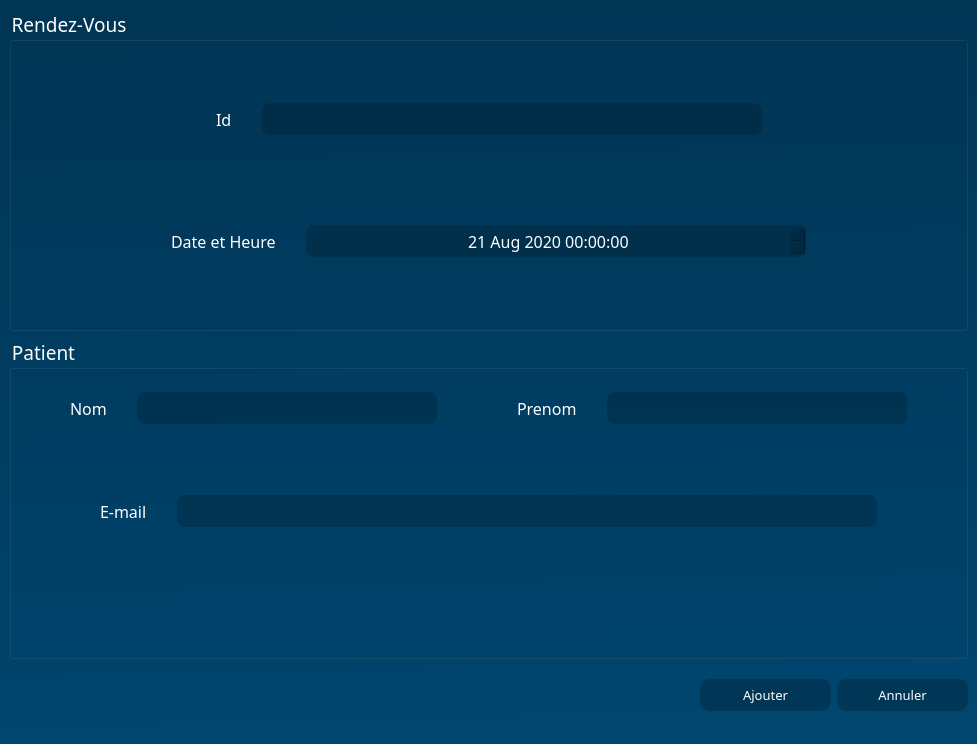
Old version of the form menu.ui in the repository MedAliBZ/Hoptimal.
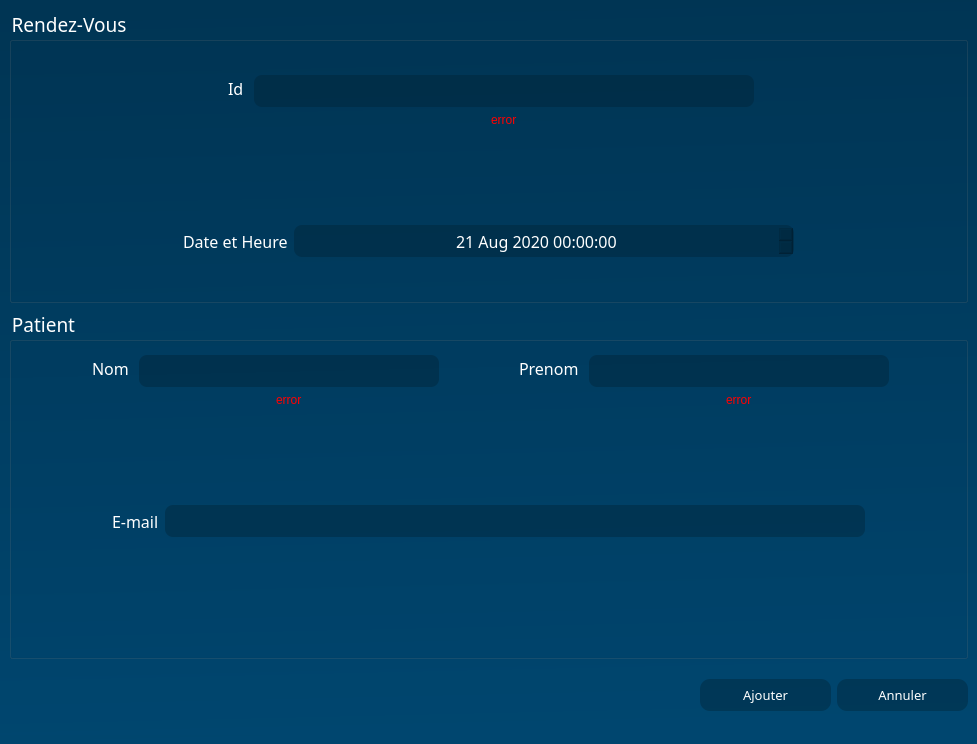
New version of the form. The open tabs and pages were chosen to show the change. Icons and pictures are not drawn.

Patch:
```diff
--- a/menu.ui
+++ b/menu.ui
@@ -1816,7 +1816,7 @@
           <property name="title">
            <string>Rendez-Vous</string>
           </property>
-          <layout class="QVBoxLayout" name="verticalLayout_9">
+          <layout class="QVBoxLayout" name="verticalLayout_17">
            <item>
             <spacer name="horizontalSpacer_12">
              <property name="orientation">
@@ -1831,12 +1831,7 @@
             </spacer>
            </item>
            <item>
-            <layout class="QVBoxLayout" name="verticalLayout_8">
-             <item>
-              <layout class="QHBoxLayout" name="horizontalLayout_15">
-               <property name="spacing">
-                <number>30</number>
-               </property>
+            <layout class="QHBoxLayout" name="horizontalLayout_16">
                <item>
                 <spacer name="horizontalSpacer_19">
                  <property name="orientation">
@@ -1858,12 +1853,30 @@
                    <pointsize>12</pointsize>
                   </font>
                  </property>
+               <property name="styleSheet">
+                <string notr="true">margin-bottom:25px;</string>
+               </property>
                  <property name="text">
                   <string>Id</string>
                  </property>
                 </widget>
                </item>
                <item>
+              <layout class="QVBoxLayout" name="verticalLayout_9">
+               <item>
+                <spacer name="verticalSpacer_14">
+                 <property name="orientation">
+                  <enum>Qt::Vertical</enum>
+                 </property>
+                 <property name="sizeHint" stdset="0">
+                  <size>
+                   <width>20</width>
+                   <height>40</height>
+                  </size>
+                 </property>
+                </spacer>
+               </item>
+               <item>
                 <widget class="QLineEdit" name="idRendezVous">
                  <property name="minimumSize">
                   <size>
@@ -1885,6 +1898,31 @@
                  </property>
                 </widget>
                </item>
+               <item alignment="Qt::AlignHCenter">
+                <widget class="QLabel" name="id_error">
+                 <property name="styleSheet">
+                  <string notr="true">color:red;</string>
+                 </property>
+                 <property name="text">
+                  <string>error</string>
+                 </property>
+                </widget>
+               </item>
+               <item>
+                <spacer name="verticalSpacer_13">
+                 <property name="orientation">
+                  <enum>Qt::Vertical</enum>
+                 </property>
+                 <property name="sizeHint" stdset="0">
+                  <size>
+                   <width>20</width>
+                   <height>40</height>
+                  </size>
+                 </property>
+                </spacer>
+               </item>
+              </layout>
+             </item>
                <item>
                 <spacer name="horizontalSpacer_20">
                  <property name="orientation">
@@ -1907,17 +1945,14 @@
                </property>
                <property name="sizeHint" stdset="0">
                 <size>
-                 <width>40</width>
+               <width>936</width>
                  <height>20</height>
                 </size>
                </property>
               </spacer>
              </item>
              <item>
-              <layout class="QHBoxLayout" name="horizontalLayout_16">
-               <property name="spacing">
-                <number>30</number>
-               </property>
+            <layout class="QHBoxLayout" name="horizontalLayout_15">
                <item>
                 <spacer name="horizontalSpacer_21">
                  <property name="orientation">
@@ -1951,6 +1986,21 @@
                 </widget>
                </item>
                <item>
+              <layout class="QVBoxLayout" name="verticalLayout_8">
+               <item>
+                <spacer name="verticalSpacer_15">
+                 <property name="orientation">
+                  <enum>Qt::Vertical</enum>
+                 </property>
+                 <property name="sizeHint" stdset="0">
+                  <size>
+                   <width>20</width>
+                   <height>40</height>
+                  </size>
+                 </property>
+                </spacer>
+               </item>
+               <item>
                 <widget class="QDateTimeEdit" name="dateHeureRendezVous">
                  <property name="minimumSize">
                   <size>
@@ -1993,6 +2043,21 @@
                 </widget>
                </item>
                <item>
+                <spacer name="verticalSpacer_16">
+                 <property name="orientation">
+                  <enum>Qt::Vertical</enum>
+                 </property>
+                 <property name="sizeHint" stdset="0">
+                  <size>
+                   <width>20</width>
+                   <height>40</height>
+                  </size>
+                 </property>
+                </spacer>
+               </item>
+              </layout>
+             </item>
+             <item>
                 <spacer name="horizontalSpacer_22">
                  <property name="orientation">
                   <enum>Qt::Horizontal</enum>
@@ -2008,8 +2073,6 @@
               </layout>
              </item>
             </layout>
-           </item>
-          </layout>
          </widget>
         </item>
         <item>
@@ -2023,14 +2086,9 @@
           <property name="title">
            <string>Patient</string>
           </property>
-          <layout class="QVBoxLayout" name="verticalLayout_10">
+          <layout class="QVBoxLayout" name="verticalLayout_19">
            <item>
-            <layout class="QVBoxLayout" name="verticalLayout_7">
-             <item>
-              <layout class="QHBoxLayout" name="horizontalLayout_13">
-               <property name="spacing">
-                <number>30</number>
-               </property>
+            <layout class="QHBoxLayout" name="horizontalLayout_14">
                <item>
                 <spacer name="horizontalSpacer_8">
                  <property name="orientation">
@@ -2052,10 +2110,28 @@
                    <pointsize>12</pointsize>
                   </font>
                  </property>
+               <property name="styleSheet">
+                <string notr="true">margin-bottom:25px;</string>
+               </property>
                  <property name="text">
                   <string>Nom</string>
                  </property>
                 </widget>
+             </item>
+             <item>
+              <layout class="QVBoxLayout" name="verticalLayout_7">
+               <item>
+                <spacer name="verticalSpacer_18">
+                 <property name="orientation">
+                  <enum>Qt::Vertical</enum>
+                 </property>
+                 <property name="sizeHint" stdset="0">
+                  <size>
+                   <width>20</width>
+                   <height>40</height>
+                  </size>
+                 </property>
+                </spacer>
                </item>
                <item>
                 <widget class="QLineEdit" name="nomPatientRendezVous">
@@ -2079,6 +2155,31 @@
                  </property>
                 </widget>
                </item>
+               <item alignment="Qt::AlignHCenter">
+                <widget class="QLabel" name="nom_error_rdv">
+                 <property name="styleSheet">
+                  <string notr="true">color:red;</string>
+                 </property>
+                 <property name="text">
+                  <string>error</string>
+                 </property>
+                </widget>
+               </item>
+               <item>
+                <spacer name="verticalSpacer_17">
+                 <property name="orientation">
+                  <enum>Qt::Vertical</enum>
+                 </property>
+                 <property name="sizeHint" stdset="0">
+                  <size>
+                   <width>20</width>
+                   <height>40</height>
+                  </size>
+                 </property>
+                </spacer>
+               </item>
+              </layout>
+             </item>
                <item>
                 <spacer name="horizontalSpacer_15">
                  <property name="orientation">
@@ -2100,10 +2201,28 @@
                    <pointsize>12</pointsize>
                   </font>
                  </property>
+               <property name="styleSheet">
+                <string notr="true">margin-bottom:25px;</string>
+               </property>
                  <property name="text">
                   <string>Prenom</string>
                  </property>
                 </widget>
+             </item>
+             <item>
+              <layout class="QVBoxLayout" name="verticalLayout_10">
+               <item>
+                <spacer name="verticalSpacer_20">
+                 <property name="orientation">
+                  <enum>Qt::Vertical</enum>
+                 </property>
+                 <property name="sizeHint" stdset="0">
+                  <size>
+                   <width>20</width>
+                   <height>40</height>
+                  </size>
+                 </property>
+                </spacer>
                </item>
                <item>
                 <widget class="QLineEdit" name="prenomPatientRendezVous">
@@ -2127,6 +2246,31 @@
                  </property>
                 </widget>
                </item>
+               <item alignment="Qt::AlignHCenter">
+                <widget class="QLabel" name="prenom_error_rdv">
+                 <property name="styleSheet">
+                  <string notr="true">color:red;</string>
+                 </property>
+                 <property name="text">
+                  <string>error</string>
+                 </property>
+                </widget>
+               </item>
+               <item>
+                <spacer name="verticalSpacer_19">
+                 <property name="orientation">
+                  <enum>Qt::Vertical</enum>
+                 </property>
+                 <property name="sizeHint" stdset="0">
+                  <size>
+                   <width>20</width>
+                   <height>40</height>
+                  </size>
+                 </property>
+                </spacer>
+               </item>
+              </layout>
+             </item>
                <item>
                 <spacer name="horizontalSpacer_16">
                  <property name="orientation">
@@ -2149,17 +2293,14 @@
                </property>
                <property name="sizeHint" stdset="0">
                 <size>
-                 <width>40</width>
+               <width>936</width>
                  <height>20</height>
                 </size>
                </property>
               </spacer>
              </item>
              <item>
-              <layout class="QHBoxLayout" name="horizontalLayout_14">
-               <property name="spacing">
-                <number>30</number>
-               </property>
+            <layout class="QHBoxLayout" name="horizontalLayout_13">
                <item>
                 <spacer name="horizontalSpacer_17">
                  <property name="orientation">
@@ -2167,8 +2308,8 @@
                  </property>
                  <property name="sizeHint" stdset="0">
                   <size>
-                   <width>40</width>
-                   <height>20</height>
+                 <width>13</width>
+                 <height>17</height>
                   </size>
                  </property>
                 </spacer>
@@ -2187,6 +2328,21 @@
                 </widget>
                </item>
                <item>
+              <layout class="QVBoxLayout" name="verticalLayout_18">
+               <item>
+                <spacer name="verticalSpacer_22">
+                 <property name="orientation">
+                  <enum>Qt::Vertical</enum>
+                 </property>
+                 <property name="sizeHint" stdset="0">
+                  <size>
+                   <width>20</width>
+                   <height>40</height>
+                  </size>
+                 </property>
+                </spacer>
+               </item>
+               <item>
                 <widget class="QLineEdit" name="emailPatientRendezVous">
                  <property name="minimumSize">
                   <size>
@@ -2209,19 +2365,32 @@
                 </widget>
                </item>
                <item>
+                <spacer name="verticalSpacer_21">
+                 <property name="orientation">
+                  <enum>Qt::Vertical</enum>
+                 </property>
+                 <property name="sizeHint" stdset="0">
+                  <size>
+                   <width>20</width>
+                   <height>40</height>
+                  </size>
+                 </property>
+                </spacer>
+               </item>
+              </layout>
+             </item>
+             <item>
                 <spacer name="horizontalSpacer_18">
                  <property name="orientation">
                   <enum>Qt::Horizontal</enum>
                  </property>
                  <property name="sizeHint" stdset="0">
                   <size>
-                   <width>40</width>
-                   <height>20</height>
+                 <width>13</width>
+                 <height>17</height>
                   </size>
                  </property>
                 </spacer>
-               </item>
-              </layout>
              </item>
             </layout>
            </item>
```
Left out of the diff: 2 changed lines with no effect on the pictures. Lines whose indentation alone changed are shown as unchanged.
